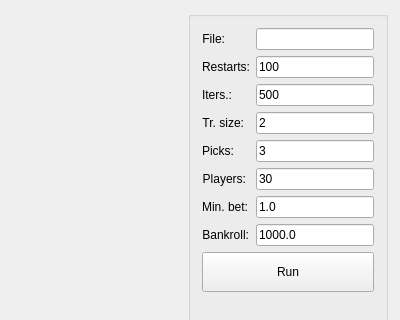
First picture: the form in ATSP/algorithms/betting/mainwindow.ui, repository AndreLadeira/dsc, before the edit; both pictures show x 0 to 400 and y 0 to 320 of the 400 by 600 pixel window.
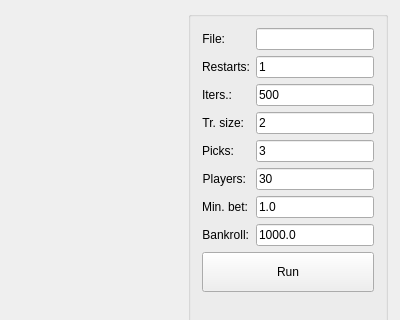
Second picture: the form after the edit. Custom widgets are drawn as their Qt base class.

```diff
--- a/ATSP/algorithms/betting/mainwindow.ui
+++ b/ATSP/algorithms/betting/mainwindow.ui
@@ -81,7 +81,7 @@
        <item row="1" column="1">
         <widget class="QLineEdit" name="lineEditRestarts">
          <property name="text">
-          <string>100</string>
+          <string>1</string>
          </property>
         </widget>
        </item>
```
